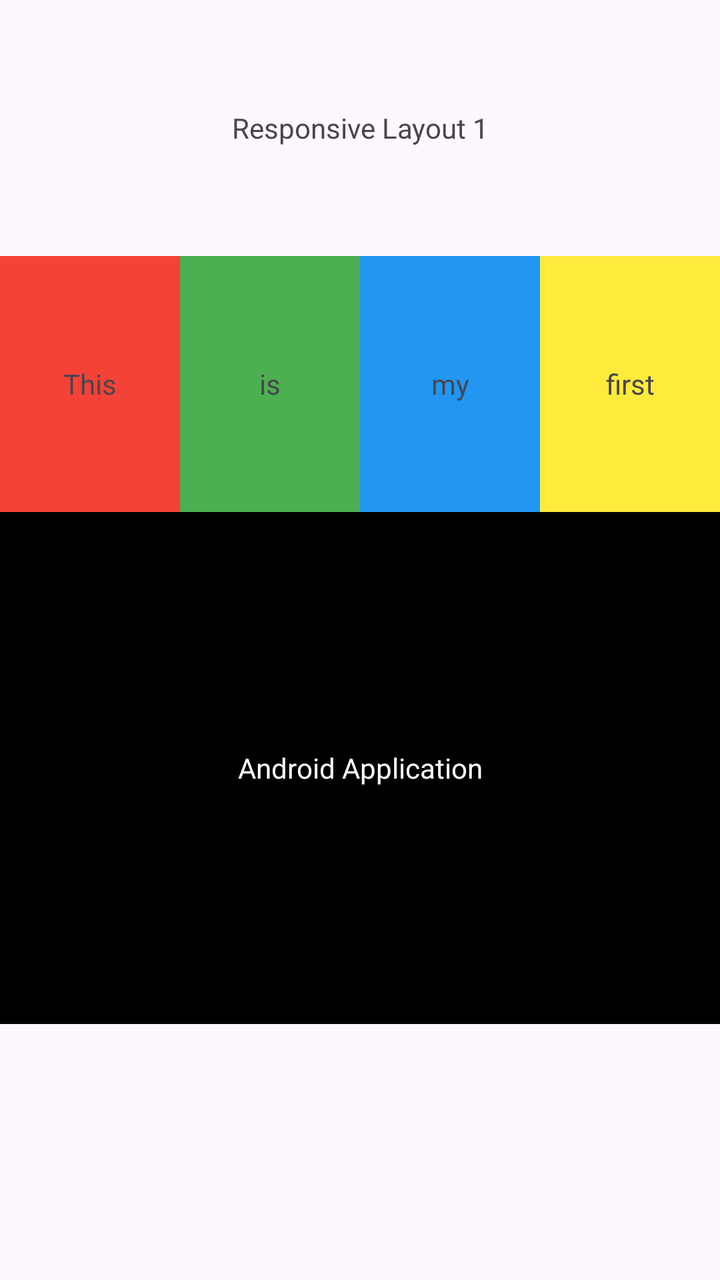
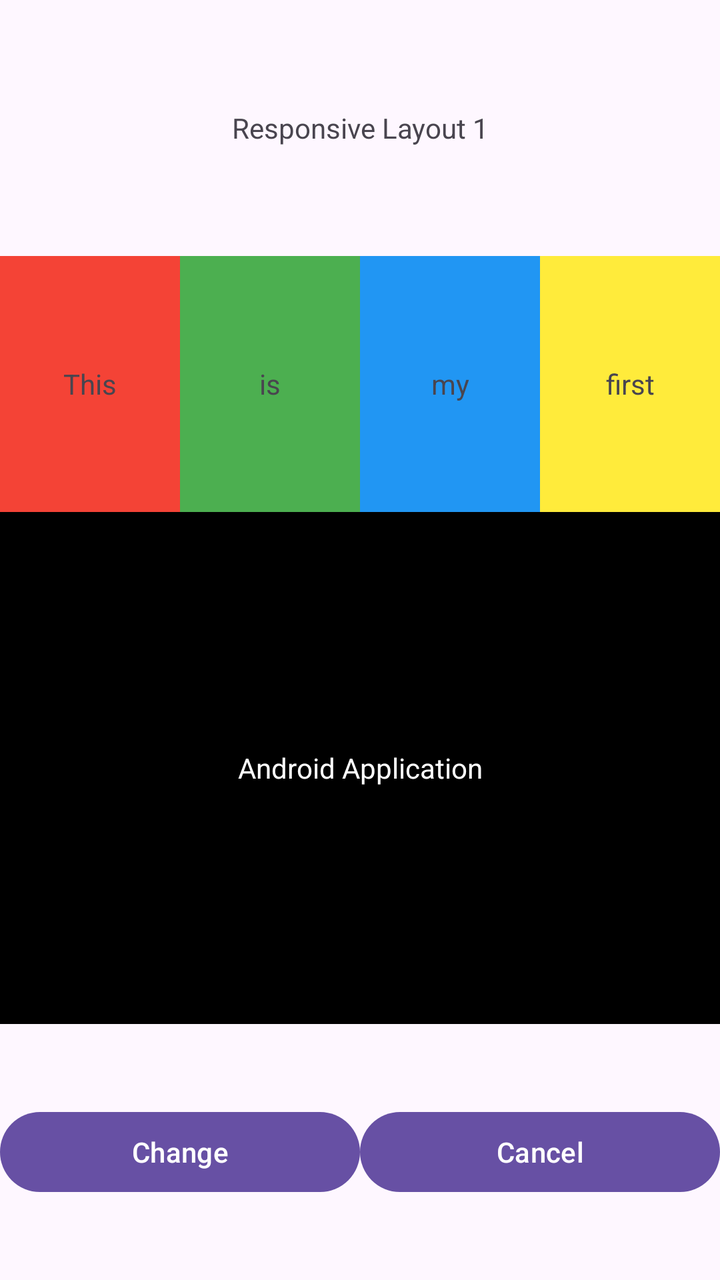

Compare the two renders of this Android layout. The source of the first and the diff that turns it into the second are given below.
<!-- AndroidManifest.xml: application theme Theme.Practical1 -->
<!-- res/layout/activity_main.xml -->
<?xml version="1.0" encoding="utf-8"?>
<LinearLayout xmlns:android="http://schemas.android.com/apk/res/android"
    xmlns:tools="http://schemas.android.com/tools"
    android:id="@+id/main"
    android:layout_width="match_parent"
    android:layout_height="match_parent"
    android:orientation="vertical"
    tools:context=".MainActivity">

    <TextView
        android:layout_width="match_parent"
        android:layout_height="0dp"
        android:layout_weight="1"
        android:gravity="center"
        android:text="Responsive Layout 1" />

    <LinearLayout
        android:layout_width="match_parent"
        android:layout_height="0dp"
        android:layout_weight="1"
        android:orientation="horizontal">

        <TextView
            android:layout_width="0dp"
            android:layout_height="match_parent"
            android:layout_weight="1"
            android:gravity="center"
            android:text="This"
            android:background="#F44336" />

        <TextView
            android:layout_width="0dp"
            android:layout_height="match_parent"
            android:layout_weight="1"
            android:gravity="center"
            android:text="is"
            android:background="#4CAF50" />

        <TextView
            android:layout_width="0dp"
            android:layout_height="match_parent"
            android:layout_weight="1"
            android:gravity="center"
            android:text="my"
            android:background="#2196F3" />

        <TextView
            android:layout_width="0dp"
            android:layout_height="match_parent"
            android:layout_weight="1"
            android:gravity="center"
            android:text="first"
            android:background="#FFEB3B" />

    </LinearLayout>

    <TextView
        android:layout_width="match_parent"
        android:layout_height="0dp"
        android:layout_weight="2"
        android:gravity="center"
        android:text="Android Application"
        android:textColor="@android:color/white"
        android:background="@android:color/black" />

    <LinearLayout
        android:layout_width="match_parent"
        android:layout_height="0dp"
        android:layout_weight="1"
        android:orientation="horizontal">

    </LinearLayout>

</LinearLayout>
<!-- resources referenced by this layout -->
<resources>
  <style name="Theme.Practical1" parent="Base.Theme.Practical1" />
  <style name="Base.Theme.Practical1" parent="Theme.Material3.DayNight.NoActionBar">
          
          
      </style>
</resources>

<!-- the commit's change to res/layout/activity_main.xml (unified diff, before → after) -->
@@ -67,7 +67,20 @@
         android:layout_width="match_parent"
         android:layout_height="0dp"
         android:layout_weight="1"
-        android:orientation="horizontal">
+        android:orientation="horizontal"
+        android:gravity="center">
+
+        <Button
+            android:layout_width="0dp"
+            android:layout_height="wrap_content"
+            android:layout_weight="1"
+            android:text="Change" />
+
+        <Button
+            android:layout_width="0dp"
+            android:layout_height="wrap_content"
+            android:layout_weight="1"
+            android:text="Cancel" />
 
     </LinearLayout>
 
